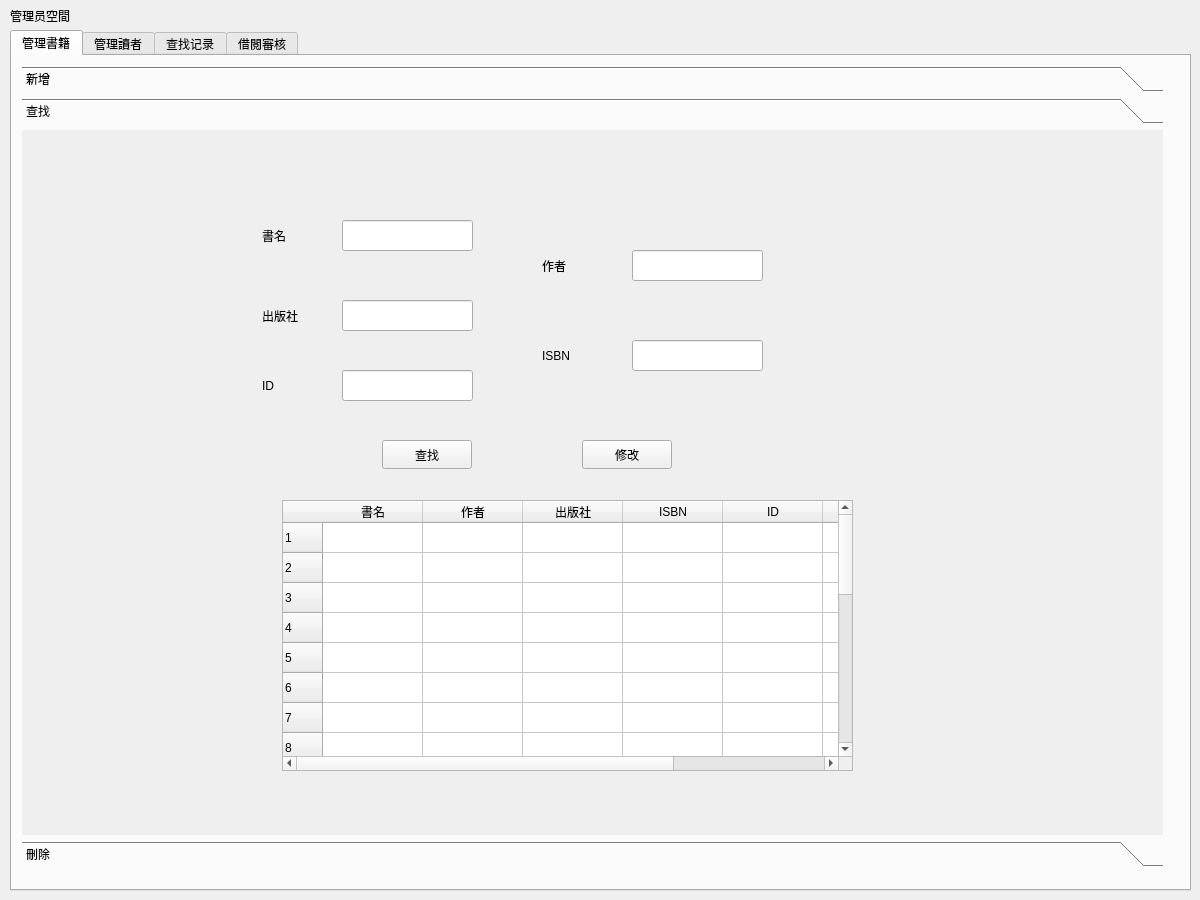
The window that Library/menuadmin.ui (Konano/OOP-Library-Management-System) describes before a commit, drawn with Qt 5.
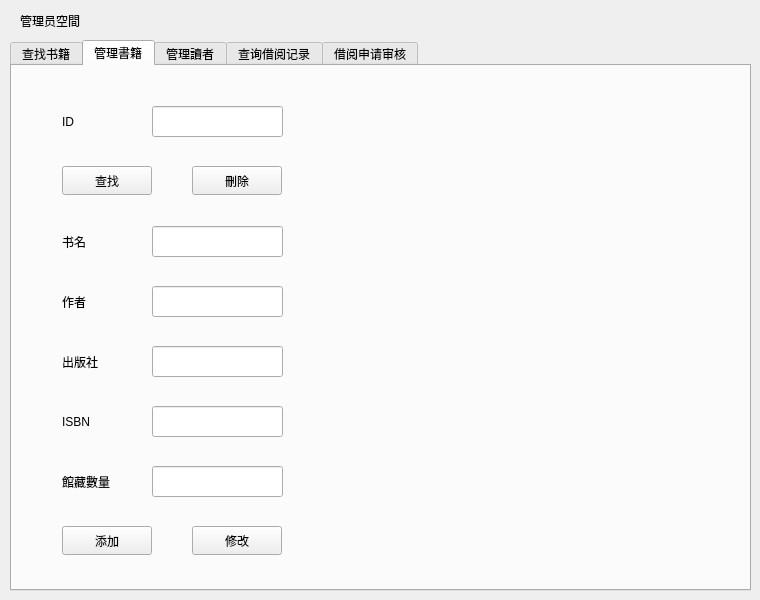
The same window after the commit. The open tabs and pages were chosen to show the change.

```diff
--- a/Library/menuadmin.ui
+++ b/Library/menuadmin.ui
@@ -6,8 +6,8 @@
    <rect>
     <x>0</x>
     <y>0</y>
-    <width>1200</width>
-    <height>900</height>
+    <width>760</width>
+    <height>600</height>
    </rect>
   </property>
   <property name="windowTitle">
@@ -17,9 +17,9 @@
    <property name="geometry">
     <rect>
      <x>10</x>
-     <y>30</y>
-     <width>1181</width>
-     <height>861</height>
+     <y>40</y>
+     <width>741</width>
+     <height>551</height>
     </rect>
    </property>
    <property name="mouseTracking">
@@ -31,518 +31,475 @@
    <property name="tabBarAutoHide">
     <bool>false</bool>
    </property>
+   <widget class="QWidget" name="tab_15">
+    <attribute name="title">
+     <string>查找书籍</string>
+    </attribute>
+    <widget class="QLineEdit" name="lineEdit_30">
+     <property name="geometry">
+      <rect>
+       <x>100</x>
+       <y>30</y>
+       <width>241</width>
+       <height>31</height>
+      </rect>
+     </property>
+    </widget>
+    <widget class="QLineEdit" name="lineEdit_34">
+     <property name="geometry">
+      <rect>
+       <x>100</x>
+       <y>80</y>
+       <width>241</width>
+       <height>31</height>
+      </rect>
+     </property>
+    </widget>
+    <widget class="QLineEdit" name="lineEdit_35">
+     <property name="geometry">
+      <rect>
+       <x>440</x>
+       <y>30</y>
+       <width>241</width>
+       <height>31</height>
+      </rect>
+     </property>
+    </widget>
+    <widget class="QLineEdit" name="lineEdit_36">
+     <property name="geometry">
+      <rect>
+       <x>440</x>
+       <y>80</y>
+       <width>241</width>
+       <height>31</height>
+      </rect>
+     </property>
+    </widget>
+    <widget class="QPushButton" name="pushButton_41">
+     <property name="geometry">
+      <rect>
+       <x>320</x>
+       <y>130</y>
+       <width>90</width>
+       <height>29</height>
+      </rect>
+     </property>
+     <property name="text">
+      <string>查找</string>
+     </property>
+    </widget>
+    <widget class="QLabel" name="label_36">
+     <property name="geometry">
+      <rect>
+       <x>40</x>
+       <y>80</y>
+       <width>81</width>
+       <height>31</height>
+      </rect>
+     </property>
+     <property name="text">
+      <string>作者</string>
+     </property>
+    </widget>
+    <widget class="QLabel" name="label_45">
+     <property name="geometry">
+      <rect>
+       <x>380</x>
+       <y>30</y>
+       <width>81</width>
+       <height>31</height>
+      </rect>
+     </property>
+     <property name="text">
+      <string>出版社</string>
+     </property>
+    </widget>
+    <widget class="QLabel" name="label_46">
+     <property name="geometry">
+      <rect>
+       <x>40</x>
+       <y>30</y>
+       <width>81</width>
+       <height>31</height>
+      </rect>
+     </property>
+     <property name="text">
+      <string>書名</string>
+     </property>
+    </widget>
+    <widget class="QLabel" name="label_47">
+     <property name="geometry">
+      <rect>
+       <x>380</x>
+       <y>80</y>
+       <width>81</width>
+       <height>31</height>
+      </rect>
+     </property>
+     <property name="text">
+      <string>ISBN</string>
+     </property>
+    </widget>
+    <widget class="QTableWidget" name="tableWidget">
+     <property name="geometry">
+      <rect>
+       <x>10</x>
+       <y>180</y>
+       <width>711</width>
+       <height>331</height>
+      </rect>
+     </property>
+     <property name="sizePolicy">
+      <sizepolicy hsizetype="Expanding" vsizetype="Expanding">
+       <horstretch>0</horstretch>
+       <verstretch>0</verstretch>
+      </sizepolicy>
+     </property>
+     <property name="editTriggers">
+      <set>QAbstractItemView::NoEditTriggers</set>
+     </property>
+     <row>
+      <property name="text">
+       <string>1</string>
+      </property>
+     </row>
+     <row>
+      <property name="text">
+       <string>2</string>
+      </property>
+     </row>
+     <row>
+      <property name="text">
+       <string>3</string>
+      </property>
+     </row>
+     <row>
+      <property name="text">
+       <string>4</string>
+      </property>
+     </row>
+     <row>
+      <property name="text">
+       <string>5</string>
+      </property>
+     </row>
+     <row>
+      <property name="text">
+       <string>6</string>
+      </property>
+     </row>
+     <row>
+      <property name="text">
+       <string>7</string>
+      </property>
+     </row>
+     <row>
+      <property name="text">
+       <string>8</string>
+      </property>
+     </row>
+     <row>
+      <property name="text">
+       <string>9</string>
+      </property>
+     </row>
+     <row>
+      <property name="text">
+       <string>10</string>
+      </property>
+     </row>
+     <row>
+      <property name="text">
+       <string>11</string>
+      </property>
+     </row>
+     <row>
+      <property name="text">
+       <string>12</string>
+      </property>
+     </row>
+     <row>
+      <property name="text">
+       <string>13</string>
+      </property>
+     </row>
+     <row>
+      <property name="text">
+       <string>14</string>
+      </property>
+     </row>
+     <row>
+      <property name="text">
+       <string>15</string>
+      </property>
+     </row>
+     <row>
+      <property name="text">
+       <string>16</string>
+      </property>
+     </row>
+     <row>
+      <property name="text">
+       <string>新增列</string>
+      </property>
+     </row>
+     <row>
+      <property name="text">
+       <string>18</string>
+      </property>
+     </row>
+     <row>
+      <property name="text">
+       <string>19</string>
+      </property>
+     </row>
+     <row>
+      <property name="text">
+       <string>20</string>
+      </property>
+     </row>
+     <column>
+      <property name="text">
+       <string>ID</string>
+      </property>
+     </column>
+     <column>
+      <property name="text">
+       <string>書名</string>
+      </property>
+     </column>
+     <column>
+      <property name="text">
+       <string>作者</string>
+      </property>
+     </column>
+     <column>
+      <property name="text">
+       <string>出版社</string>
+      </property>
+     </column>
+     <column>
+      <property name="text">
+       <string>ISBN</string>
+      </property>
+     </column>
+     <column>
+      <property name="text">
+       <string>可出借 / 已出借</string>
+      </property>
+     </column>
+    </widget>
+   </widget>
    <widget class="QWidget" name="tab_2">
     <attribute name="title">
      <string>管理書籍</string>
     </attribute>
-    <widget class="QToolBox" name="toolBox_2">
+    <widget class="QLabel" name="label_44">
      <property name="geometry">
       <rect>
-       <x>10</x>
-       <y>10</y>
-       <width>1141</width>
-       <height>801</height>
+       <x>50</x>
+       <y>400</y>
+       <width>81</width>
+       <height>31</height>
       </rect>
      </property>
-     <property name="toolTip">
-      <string>&lt;html&gt;&lt;head/&gt;&lt;body&gt;&lt;p&gt;新增&lt;/p&gt;&lt;/body&gt;&lt;/html&gt;</string>
+     <property name="text">
+      <string>館藏數量</string>
      </property>
-     <property name="styleSheet">
-      <string notr="true"/>
+    </widget>
+    <widget class="QLineEdit" name="lineEdit_12">
+     <property name="geometry">
+      <rect>
+       <x>140</x>
+       <y>40</y>
+       <width>131</width>
+       <height>31</height>
+      </rect>
      </property>
-     <property name="currentIndex">
-      <number>1</number>
+    </widget>
+    <widget class="QPushButton" name="pushButton_39">
+     <property name="geometry">
+      <rect>
+       <x>50</x>
+       <y>100</y>
+       <width>90</width>
+       <height>29</height>
+      </rect>
      </property>
-     <widget class="QWidget" name="page_4">
-      <property name="geometry">
-       <rect>
-        <x>0</x>
-        <y>0</y>
-        <width>100</width>
-        <height>30</height>
-       </rect>
-      </property>
-      <attribute name="label">
-       <string>新增</string>
-      </attribute>
-      <widget class="QLabel" name="label_16">
-       <property name="geometry">
-        <rect>
-         <x>230</x>
-         <y>250</y>
-         <width>81</width>
-         <height>31</height>
-        </rect>
-       </property>
-       <property name="text">
-        <string>書名</string>
-       </property>
-      </widget>
-      <widget class="QLineEdit" name="lineEdit_6">
-       <property name="geometry">
-        <rect>
-         <x>330</x>
-         <y>250</y>
-         <width>131</width>
-         <height>31</height>
-        </rect>
-       </property>
-      </widget>
-      <widget class="QLabel" name="label_17">
-       <property name="geometry">
-        <rect>
-         <x>550</x>
-         <y>290</y>
-         <width>81</width>
-         <height>31</height>
-        </rect>
-       </property>
-       <property name="text">
-        <string>作者</string>
-       </property>
-      </widget>
-      <widget class="QLineEdit" name="lineEdit_7">
-       <property name="geometry">
-        <rect>
-         <x>640</x>
-         <y>290</y>
-         <width>131</width>
-         <height>31</height>
-        </rect>
-       </property>
-      </widget>
-      <widget class="QLabel" name="label_18">
-       <property name="geometry">
-        <rect>
-         <x>230</x>
-         <y>330</y>
-         <width>81</width>
-         <height>31</height>
-        </rect>
-       </property>
-       <property name="text">
-        <string>出版社</string>
-       </property>
-      </widget>
-      <widget class="QLabel" name="label_19">
-       <property name="geometry">
-        <rect>
-         <x>550</x>
-         <y>370</y>
-         <width>81</width>
-         <height>31</height>
-        </rect>
-       </property>
-       <property name="text">
-        <string>ISBN</string>
-       </property>
-      </widget>
-      <widget class="QLabel" name="label_20">
-       <property name="geometry">
-        <rect>
-         <x>230</x>
-         <y>410</y>
-         <width>81</width>
-         <height>31</height>
-        </rect>
-       </property>
-       <property name="text">
-        <string>書籍數量</string>
-       </property>
-      </widget>
-      <widget class="QLineEdit" name="lineEdit_8">
-       <property name="geometry">
-        <rect>
-         <x>330</x>
-         <y>330</y>
-         <width>131</width>
-         <height>31</height>
-        </rect>
-       </property>
-      </widget>
-      <widget class="QLineEdit" name="lineEdit_9">
-       <property name="geometry">
-        <rect>
-         <x>640</x>
-         <y>370</y>
-         <width>131</width>
-         <height>31</height>
-        </rect>
-       </property>
-      </widget>
-      <widget class="QLineEdit" name="lineEdit_10">
-       <property name="geometry">
-        <rect>
-         <x>330</x>
-         <y>410</y>
-         <width>131</width>
-         <height>31</height>
-        </rect>
-       </property>
-      </widget>
-      <widget class="QPushButton" name="pushButton_27">
-       <property name="geometry">
-        <rect>
-         <x>490</x>
-         <y>490</y>
-         <width>90</width>
-         <height>29</height>
-        </rect>
-       </property>
-       <property name="text">
-        <string>新增</string>
-       </property>
-      </widget>
-     </widget>
-     <widget class="QWidget" name="page_6">
-      <property name="geometry">
-       <rect>
-        <x>0</x>
-        <y>0</y>
-        <width>1141</width>
-        <height>711</height>
-       </rect>
-      </property>
-      <attribute name="label">
-       <string>查找</string>
-      </attribute>
-      <widget class="QLabel" name="label_21">
-       <property name="geometry">
-        <rect>
-         <x>240</x>
-         <y>90</y>
-         <width>81</width>
-         <height>31</height>
-        </rect>
-       </property>
-       <property name="text">
-        <string>書名</string>
-       </property>
-      </widget>
-      <widget class="QLabel" name="label_22">
-       <property name="geometry">
-        <rect>
-         <x>520</x>
-         <y>120</y>
-         <width>81</width>
-         <height>31</height>
-        </rect>
-       </property>
-       <property name="text">
-        <string>作者</string>
-       </property>
-      </widget>
-      <widget class="QLabel" name="label_23">
-       <property name="geometry">
-        <rect>
-         <x>240</x>
-         <y>170</y>
-         <width>81</width>
-         <height>31</height>
-        </rect>
-       </property>
-       <property name="text">
-        <string>出版社</string>
-       </property>
-      </widget>
-      <widget class="QLabel" name="label_25">
-       <property name="geometry">
-        <rect>
-         <x>520</x>
-         <y>210</y>
-         <width>81</width>
-         <height>31</height>
-        </rect>
-       </property>
-       <property name="text">
-        <string>ISBN</string>
-       </property>
-      </widget>
-      <widget class="QLabel" name="label_26">
-       <property name="geometry">
-        <rect>
-         <x>240</x>
-         <y>240</y>
-         <width>81</width>
-         <height>31</height>
-        </rect>
-       </property>
-       <property name="text">
-        <string>ID</string>
-       </property>
-      </widget>
-      <widget class="QLineEdit" name="lineEdit_11">
-       <property name="geometry">
-        <rect>
-         <x>320</x>
-         <y>90</y>
-         <width>131</width>
-         <height>31</height>
-        </rect>
-       </property>
-      </widget>
-      <widget class="QLineEdit" name="lineEdit_12">
-       <property name="geometry">
-        <rect>
-         <x>610</x>
-         <y>120</y>
-         <width>131</width>
-         <height>31</height>
-        </rect>
-       </property>
-      </widget>
-      <widget class="QLineEdit" name="lineEdit_13">
-       <property name="geometry">
-        <rect>
-         <x>320</x>
-         <y>170</y>
-         <width>131</width>
-         <height>31</height>
-        </rect>
-       </property>
-      </widget>
-      <widget class="QLineEdit" name="lineEdit_14">
-       <property name="geometry">
-        <rect>
-         <x>610</x>
-         <y>210</y>
-         <width>131</width>
-         <height>31</height>
-        </rect>
-       </property>
-      </widget>
-      <widget class="QLineEdit" name="lineEdit_15">
-       <property name="geometry">
-        <rect>
-         <x>320</x>
-         <y>240</y>
-         <width>131</width>
-         <height>31</height>
-        </rect>
-       </property>
-      </widget>
-      <widget class="QPushButton" name="pushButton_28">
-       <property name="geometry">
-        <rect>
-         <x>360</x>
-         <y>310</y>
-         <width>90</width>
-         <height>29</height>
-        </rect>
-       </property>
-       <property name="text">
-        <string>查找</string>
-       </property>
-      </widget>
-      <widget class="QPushButton" name="pushButton_29">
-       <property name="geometry">
-        <rect>
-         <x>560</x>
-         <y>310</y>
-         <width>90</width>
-         <height>29</height>
-        </rect>
-       </property>
-       <property name="text">
-        <string>修改</string>
-       </property>
-      </widget>
-      <widget class="QTableWidget" name="tableWidget">
-       <property name="geometry">
-        <rect>
-         <x>260</x>
-         <y>370</y>
-         <width>571</width>
-         <height>271</height>
-        </rect>
-       </property>
-       <row>
-        <property name="text">
-         <string>1</string>
-        </property>
-       </row>
-       <row>
-        <property name="text">
-         <string>2</string>
-        </property>
-       </row>
-       <row>
-        <property name="text">
-         <string>3</string>
-        </property>
-       </row>
-       <row>
-        <property name="text">
-         <string>4</string>
-        </property>
-       </row>
-       <row>
-        <property name="text">
-         <string>5</string>
-        </property>
-       </row>
-       <row>
-        <property name="text">
-         <string>6</string>
-        </property>
-       </row>
-       <row>
-        <property name="text">
-         <string>7</string>
-        </property>
-       </row>
-       <row>
-        <property name="text">
-         <string>8</string>
-        </property>
-       </row>
-       <row>
-        <property name="text">
-         <string>9</string>
-        </property>
-       </row>
-       <row>
-        <property name="text">
-         <string>10</string>
-        </property>
-       </row>
-       <row>
-        <property name="text">
-         <string>11</string>
-        </property>
-       </row>
-       <row>
-        <property name="text">
-         <string>12</string>
-        </property>
-       </row>
-       <row>
-        <property name="text">
-         <string>13</string>
-        </property>
-       </row>
-       <row>
-        <property name="text">
-         <string>14</string>
-        </property>
-       </row>
-       <row>
-        <property name="text">
-         <string>15</string>
-        </property>
-       </row>
-       <row>
-        <property name="text">
-         <string>16</string>
-        </property>
-       </row>
-       <row>
-        <property name="text">
-         <string>新增列</string>
-        </property>
-       </row>
-       <row>
-        <property name="text">
-         <string>18</string>
-        </property>
-       </row>
-       <row>
-        <property name="text">
-         <string>19</string>
-        </property>
-       </row>
-       <row>
-        <property name="text">
-         <string>20</string>
-        </property>
-       </row>
-       <column>
-        <property name="text">
-         <string>書名</string>
-        </property>
-       </column>
-       <column>
-        <property name="text">
-         <string>作者</string>
-        </property>
-       </column>
-       <column>
-        <property name="text">
-         <string>出版社</string>
-        </property>
-       </column>
-       <column>
-        <property name="text">
-         <string>ISBN</string>
-        </property>
-       </column>
-       <column>
-        <property name="text">
-         <string>ID</string>
-        </property>
-       </column>
-       <column>
-        <property name="text">
-         <string>館藏數量</string>
-        </property>
-       </column>
-       <column>
-        <property name="text">
-         <string>可出借數量</string>
-        </property>
-       </column>
-      </widget>
-     </widget>
-     <widget class="QWidget" name="page2_2">
-      <property name="geometry">
-       <rect>
-        <x>0</x>
-        <y>0</y>
-        <width>100</width>
-        <height>30</height>
-       </rect>
-      </property>
-      <attribute name="label">
-       <string>刪除</string>
-      </attribute>
-      <widget class="QLabel" name="label_31">
-       <property name="geometry">
-        <rect>
-         <x>430</x>
-         <y>190</y>
-         <width>81</width>
-         <height>31</height>
-        </rect>
-       </property>
-       <property name="text">
-        <string>ID</string>
-       </property>
-      </widget>
-      <widget class="QLineEdit" name="lineEdit_26">
-       <property name="geometry">
-        <rect>
-         <x>550</x>
-         <y>190</y>
-         <width>131</width>
-         <height>31</height>
-        </rect>
-       </property>
-      </widget>
-      <widget class="QPushButton" name="pushButton_32">
-       <property name="geometry">
-        <rect>
-         <x>480</x>
-         <y>320</y>
-         <width>90</width>
-         <height>29</height>
-        </rect>
-       </property>
-       <property name="text">
-        <string>刪除</string>
-       </property>
-      </widget>
-     </widget>
+     <property name="text">
+      <string>查找</string>
+     </property>
     </widget>
+    <widget class="QPushButton" name="pushButton_32">
+     <property name="geometry">
+      <rect>
+       <x>180</x>
+       <y>100</y>
+       <width>90</width>
+       <height>29</height>
+      </rect>
+     </property>
+     <property name="text">
+      <string>刪除</string>
+     </property>
+    </widget>
+    <widget class="QLineEdit" name="lineEdit_14">
+     <property name="geometry">
+      <rect>
+       <x>140</x>
+       <y>160</y>
+       <width>131</width>
+       <height>31</height>
+      </rect>
+     </property>
+    </widget>
+    <widget class="QLineEdit" name="lineEdit_26">
+     <property name="geometry">
+      <rect>
+       <x>140</x>
+       <y>220</y>
+       <width>131</width>
+       <height>31</height>
+      </rect>
+     </property>
+    </widget>
+    <widget class="QLabel" name="label_22">
+     <property name="geometry">
+      <rect>
+       <x>50</x>
+       <y>40</y>
+       <width>81</width>
+       <height>31</height>
+      </rect>
+     </property>
+     <property name="text">
+      <string>ID</string>
+     </property>
+    </widget>
+    <widget class="QLineEdit" name="lineEdit_31">
+     <property name="geometry">
+      <rect>
+       <x>140</x>
+       <y>280</y>
+       <width>131</width>
+       <height>31</height>
+      </rect>
+     </property>
+    </widget>
+    <widget class="QLineEdit" name="lineEdit_32">
+     <property name="geometry">
+      <rect>
+       <x>140</x>
+       <y>340</y>
+       <width>131</width>
+       <height>31</height>
+      </rect>
+     </property>
+    </widget>
+    <widget class="QLabel" name="label_43">
+     <property name="geometry">
+      <rect>
+       <x>50</x>
+       <y>280</y>
+       <width>81</width>
+       <height>31</height>
+      </rect>
+     </property>
+     <property name="text">
+      <string>出版社</string>
+     </property>
+    </widget>
+    <widget class="QLabel" name="label_42">
+     <property name="geometry">
+      <rect>
+       <x>50</x>
+       <y>340</y>
+       <width>81</width>
+       <height>31</height>
+      </rect>
+     </property>
+     <property name="text">
+      <string>ISBN</string>
+     </property>
+    </widget>
+    <widget class="QLabel" name="label_31">
+     <property name="geometry">
+      <rect>
+       <x>50</x>
+       <y>220</y>
+       <width>81</width>
+       <height>31</height>
+      </rect>
+     </property>
+     <property name="text">
+      <string>作者</string>
+     </property>
+    </widget>
+    <widget class="QLabel" name="label_25">
+     <property name="geometry">
+      <rect>
+       <x>50</x>
+       <y>160</y>
+       <width>81</width>
+       <height>31</height>
+      </rect>
+     </property>
+     <property name="text">
+      <string>书名</string>
+     </property>
+    </widget>
+    <widget class="QLineEdit" name="lineEdit_33">
+     <property name="geometry">
+      <rect>
+       <x>140</x>
+       <y>400</y>
+       <width>131</width>
+       <height>31</height>
+      </rect>
+     </property>
+    </widget>
+    <widget class="QPushButton" name="pushButton_27">
+     <property name="geometry">
+      <rect>
+       <x>50</x>
+       <y>460</y>
+       <width>90</width>
+       <height>29</height>
+      </rect>
+     </property>
+     <property name="text">
+      <string>添加</string>
+     </property>
+    </widget>
+    <widget class="QPushButton" name="pushButton_40">
+     <property name="geometry">
+      <rect>
+       <x>180</x>
+       <y>460</y>
+       <width>90</width>
+       <height>29</height>
+      </rect>
+     </property>
+     <property name="text">
+      <string>修改</string>
+     </property>
+    </widget>
+    <zorder>label_44</zorder>
+    <zorder>lineEdit_14</zorder>
+    <zorder>label_22</zorder>
+    <zorder>lineEdit_32</zorder>
+    <zorder>label_43</zorder>
+    <zorder>lineEdit_26</zorder>
+    <zorder>pushButton_32</zorder>
+    <zorder>label_42</zorder>
+    <zorder>label_31</zorder>
+    <zorder>pushButton_39</zorder>
+    <zorder>label_25</zorder>
+    <zorder>lineEdit_31</zorder>
+    <zorder>lineEdit_33</zorder>
+    <zorder>pushButton_27</zorder>
+    <zorder>pushButton_40</zorder>
+    <zorder>lineEdit_12</zorder>
    </widget>
    <widget class="QWidget" name="tab_10">
     <attribute name="title">
@@ -916,12 +873,7 @@
       </widget>
      </widget>
     </widget>
-   </widget>
-   <widget class="QWidget" name="tab">
-    <attribute name="title">
-     <string>查找记录</string>
-    </attribute>
-    <widget class="QLabel" name="label_32">
+    <widget class="QLabel" name="label_40">
      <property name="geometry">
       <rect>
        <x>470</x>
@@ -934,6 +886,138 @@
       <string>查詢借閱紀錄</string>
      </property>
     </widget>
+    <widget class="QLabel" name="label_37">
+     <property name="geometry">
+      <rect>
+       <x>50</x>
+       <y>40</y>
+       <width>61</width>
+       <height>31</height>
+      </rect>
+     </property>
+     <property name="text">
+      <string>ID</string>
+     </property>
+    </widget>
+    <widget class="QLineEdit" name="lineEdit_20">
+     <property name="geometry">
+      <rect>
+       <x>140</x>
+       <y>40</y>
+       <width>131</width>
+       <height>31</height>
+      </rect>
+     </property>
+    </widget>
+    <widget class="QPushButton" name="pushButton_30">
+     <property name="geometry">
+      <rect>
+       <x>50</x>
+       <y>100</y>
+       <width>90</width>
+       <height>29</height>
+      </rect>
+     </property>
+     <property name="text">
+      <string>查找</string>
+     </property>
+    </widget>
+    <widget class="QPushButton" name="pushButton_33">
+     <property name="geometry">
+      <rect>
+       <x>180</x>
+       <y>100</y>
+       <width>90</width>
+       <height>29</height>
+      </rect>
+     </property>
+     <property name="text">
+      <string>删除</string>
+     </property>
+    </widget>
+    <widget class="QLineEdit" name="lineEdit_21">
+     <property name="geometry">
+      <rect>
+       <x>140</x>
+       <y>160</y>
+       <width>131</width>
+       <height>31</height>
+      </rect>
+     </property>
+     <property name="text">
+      <string/>
+     </property>
+    </widget>
+    <widget class="QLineEdit" name="lineEdit_28">
+     <property name="geometry">
+      <rect>
+       <x>140</x>
+       <y>220</y>
+       <width>131</width>
+       <height>31</height>
+      </rect>
+     </property>
+     <property name="text">
+      <string/>
+     </property>
+    </widget>
+    <widget class="QLineEdit" name="lineEdit_29">
+     <property name="geometry">
+      <rect>
+       <x>140</x>
+       <y>280</y>
+       <width>131</width>
+       <height>31</height>
+      </rect>
+     </property>
+     <property name="text">
+      <string/>
+     </property>
+    </widget>
+    <widget class="QPushButton" name="pushButton_34">
+     <property name="geometry">
+      <rect>
+       <x>50</x>
+       <y>340</y>
+       <width>90</width>
+       <height>29</height>
+      </rect>
+     </property>
+     <property name="text">
+      <string>添加</string>
+     </property>
+    </widget>
+    <widget class="QPushButton" name="pushButton_36">
+     <property name="geometry">
+      <rect>
+       <x>180</x>
+       <y>340</y>
+       <width>90</width>
+       <height>29</height>
+      </rect>
+     </property>
+     <property name="text">
+      <string>修改</string>
+     </property>
+    </widget>
+    <widget class="QLabel" name="label_39">
+     <property name="geometry">
+      <rect>
+       <x>50</x>
+       <y>220</y>
+       <width>61</width>
+       <height>31</height>
+      </rect>
+     </property>
+     <property name="text">
+      <string>密碼</string>
+     </property>
+    </widget>
+   </widget>
+   <widget class="QWidget" name="tab">
+    <attribute name="title">
+     <string>查询借阅记录</string>
+    </attribute>
     <widget class="QRadioButton" name="radioButton">
      <property name="geometry">
       <rect>
@@ -1180,7 +1264,7 @@
    </widget>
    <widget class="QWidget" name="tab_11">
     <attribute name="title">
-     <string>借閱審核</string>
+     <string>借阅申请审核</string>
     </attribute>
     <widget class="QTableWidget" name="tableWidget_4">
      <property name="geometry">
@@ -1350,8 +1434,8 @@
   <widget class="QLabel" name="label">
    <property name="geometry">
     <rect>
-     <x>10</x>
-     <y>5</y>
+     <x>20</x>
+     <y>10</y>
      <width>588</width>
      <height>21</height>
     </rect>
```
Left out of the diff: 547 changed lines with no effect on the pictures.
